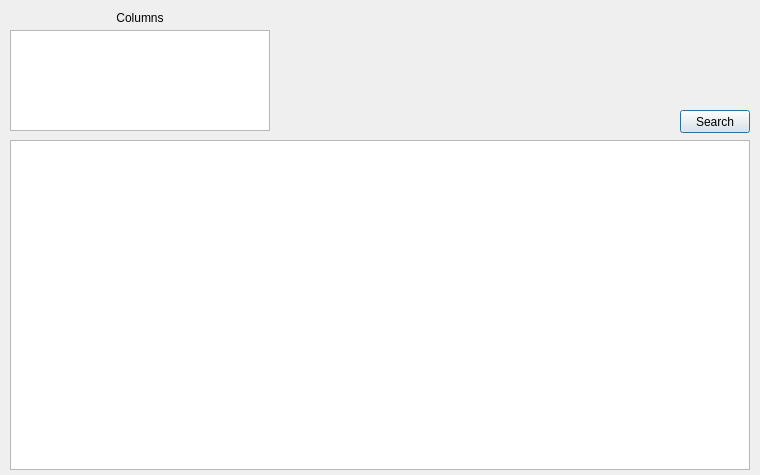
First picture: the form in QT Projects/frmreport.ui, repository Annovae/PKMDS-G5, before the edit.
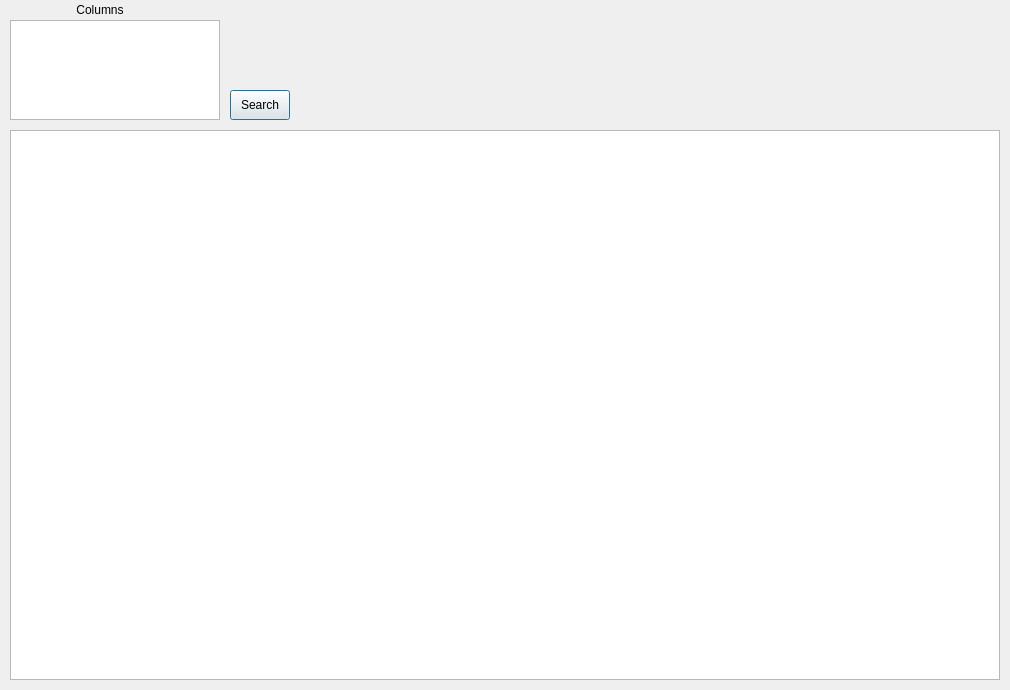
Second picture: the form after the edit.

```diff
--- a/QT Projects/frmreport.ui
+++ b/QT Projects/frmreport.ui
@@ -6,42 +6,20 @@
    <rect>
     <x>0</x>
     <y>0</y>
-    <width>760</width>
-    <height>475</height>
+    <width>1010</width>
+    <height>690</height>
    </rect>
   </property>
   <property name="windowTitle">
    <string>Dialog</string>
   </property>
-  <widget class="QTableWidget" name="tblPKM">
-   <property name="geometry">
-    <rect>
-     <x>10</x>
-     <y>140</y>
-     <width>740</width>
-     <height>330</height>
-    </rect>
-   </property>
-   <property name="editTriggers">
-    <set>QAbstractItemView::NoEditTriggers</set>
-   </property>
-   <property name="alternatingRowColors">
-    <bool>true</bool>
-   </property>
-   <property name="selectionMode">
-    <enum>QAbstractItemView::SingleSelection</enum>
-   </property>
-   <property name="selectionBehavior">
-    <enum>QAbstractItemView::SelectRows</enum>
-   </property>
-  </widget>
   <widget class="QListWidget" name="lstColumns">
    <property name="geometry">
     <rect>
      <x>10</x>
-     <y>30</y>
-     <width>260</width>
-     <height>101</height>
+     <y>20</y>
+     <width>210</width>
+     <height>100</height>
     </rect>
    </property>
    <property name="editTriggers">
@@ -54,10 +32,10 @@
   <widget class="QPushButton" name="btnSearch">
    <property name="geometry">
     <rect>
-     <x>680</x>
-     <y>110</y>
-     <width>70</width>
-     <height>23</height>
+     <x>230</x>
+     <y>90</y>
+     <width>60</width>
+     <height>30</height>
     </rect>
    </property>
    <property name="text">
@@ -68,9 +46,9 @@
    <property name="geometry">
     <rect>
      <x>10</x>
-     <y>10</y>
-     <width>260</width>
-     <height>16</height>
+     <y>0</y>
+     <width>180</width>
+     <height>20</height>
     </rect>
    </property>
    <property name="text">
@@ -80,6 +58,28 @@
     <set>Qt::AlignCenter</set>
    </property>
   </widget>
+  <widget class="QTableWidget" name="tblPKM">
+   <property name="geometry">
+    <rect>
+     <x>10</x>
+     <y>130</y>
+     <width>990</width>
+     <height>550</height>
+    </rect>
+   </property>
+   <property name="editTriggers">
+    <set>QAbstractItemView::NoEditTriggers</set>
+   </property>
+   <property name="alternatingRowColors">
+    <bool>true</bool>
+   </property>
+   <property name="selectionMode">
+    <enum>QAbstractItemView::SingleSelection</enum>
+   </property>
+   <property name="selectionBehavior">
+    <enum>QAbstractItemView::SelectRows</enum>
+   </property>
+  </widget>
  </widget>
  <tabstops>
   <tabstop>lstColumns</tabstop>
```
Left out of the diff: 1 changed line with no effect on the pictures.
